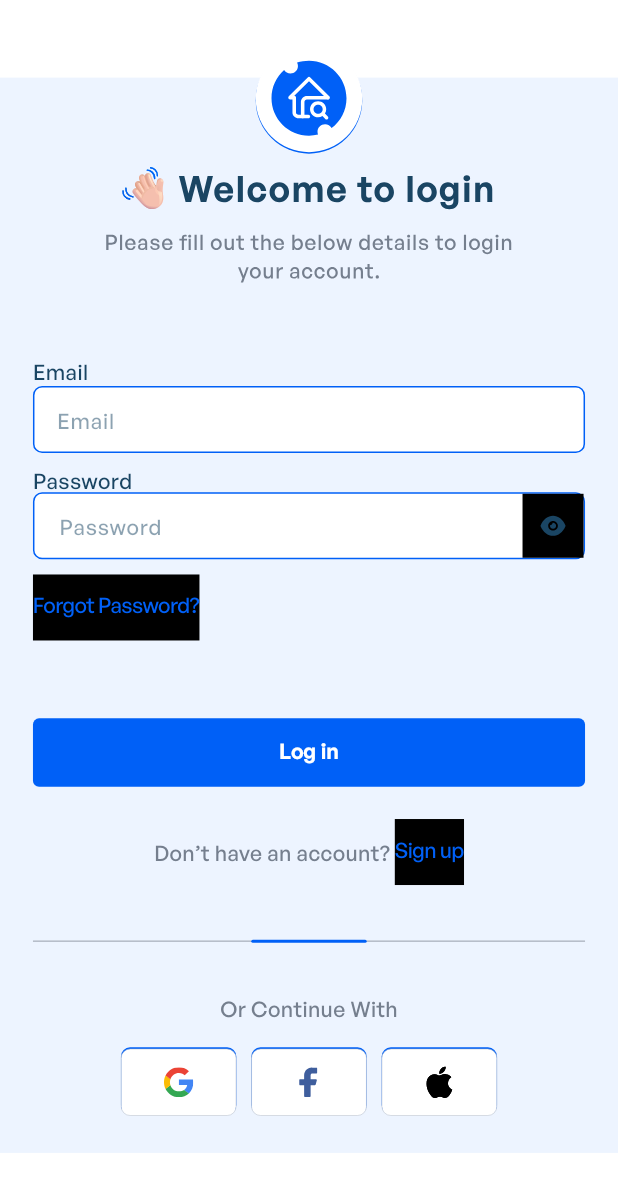
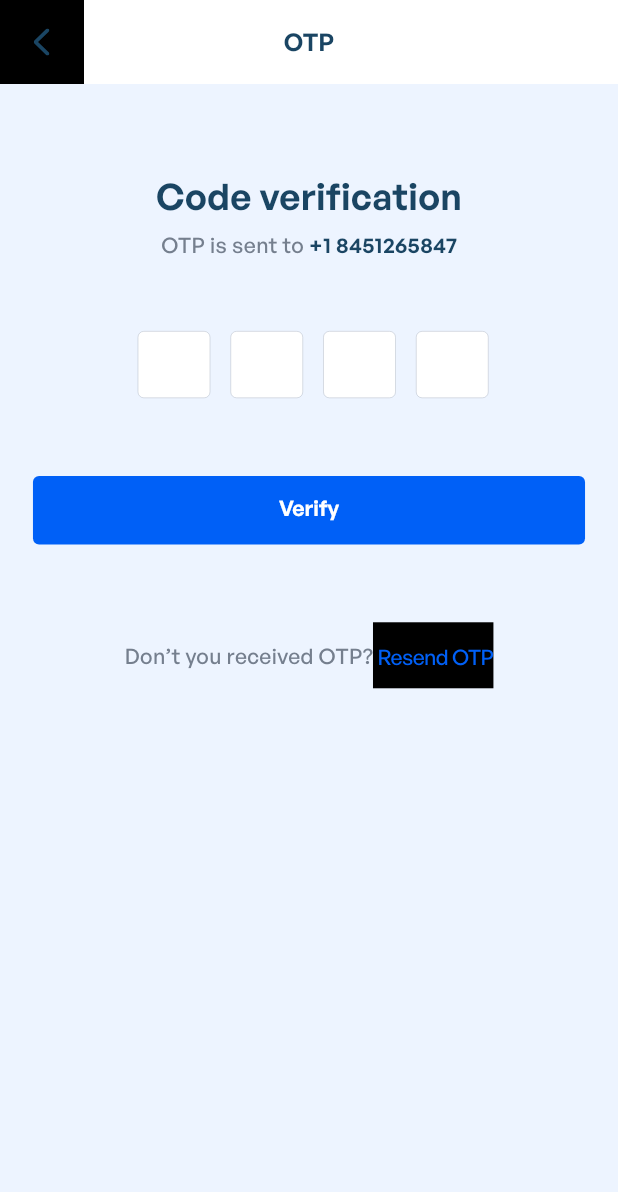
Before and after one commit to DamanSoftRadixx/Inspection-Doctor-Homeowner, a Flutter app: the LoginScreen screen opened by its route, after a tap on "Log in", on a phone screen of 412 x 824 dp. Shown: the top 1192 px of the screen. Run offline on Flutter 3.47's test engine with Material 2 defaults, Android fonts, the phone set to English and light mode, and no system bars; drawn by our look-alikes of pinput; our stand-ins replace cached_network_image, dropdown_button2, equatable, flutter_screenutil, flutter_svg, get and 3 more; accounts and stored records are empty.

Commit message:
otp done

```diff
--- a/lib/core/constants/app_strings.dart
+++ b/lib/core/constants/app_strings.dart
@@ -233,6 +233,30 @@ class AppStrings {
   static const alreadyAccount = "Already have an account! ";
   static const mailingAddress = "Mailing Address (Optional)";
   static const login = "Log in";
+
+  //OTP
+  static const otp = "OTP";
+  static const codeVerification = "Code verification";
+  static const oTPSent = "OTP is sent to";
+  static const verify = "Verify";
+  static const expiresIn = "Expires in";
+  static const dontYouReceivedOTP = "Don’t you received OTP?";
+  static const resendOTP = "Resend OTP";
+
+  //Forgot
+  static const forgot = "Forgot";
+  static const sendlink = "Send link";
+  static const dontYouReceivedLink = "Don’t you received link?";
+  static const resendlink = "Resend link";
+  static const donworryItOccurs = "Don’t worry! It occurs";
+  static const forgetPleaseEnterEmail =
+      "Please enter email address linked with your account and we will send a link.";
+  //Reset
+  static const resetcreatePassword = "Create new password";
+  static const resetNewPasswordMustUnique =
+      "Your new password must be unique from those previously used.";
+  static const resetNewPassword = "New password";
+  static const resetConfirmPassword = "Confirm password";
 }
 
 class GetArgumentConstants {
--- a/lib/core/routes/routes.dart
+++ b/lib/core/routes/routes.dart
@@ -2,6 +2,8 @@ import 'package:get/get.dart';
 import 'package:inspection_doctor_homeowner/core/constants/common_strings.dart';
 import 'package:inspection_doctor_homeowner/features/login_signup_process/login/binding/login_binding.dart';
 import 'package:inspection_doctor_homeowner/features/login_signup_process/login/screens/login_screen.dart';
+import 'package:inspection_doctor_homeowner/features/login_signup_process/otpVerify/binding/otp_verify_binding.dart';
+import 'package:inspection_doctor_homeowner/features/login_signup_process/otpVerify/screen/otp_verify.dart';
 import 'package:inspection_doctor_homeowner/features/login_signup_process/selectLanguage/binding/select_language_binding.dart';
 import 'package:inspection_doctor_homeowner/features/login_signup_process/selectLanguage/screens/select_language.dart';
 import 'package:inspection_doctor_homeowner/features/login_signup_process/signup/binding/signup_binding.dart';
@@ -70,4 +72,13 @@ List<GetPage> appPages() => [
         transitionDuration:
             const Duration(milliseconds: CommonStrings.transitionDuration),
       ),
+      GetPage(
+        name: Routes.otpVerifyScreen,
+        page: () => const OtpVerifyScreen(),
+        fullscreenDialog: true,
+        binding: OtpVerifyBinding(),
+        transition: CommonStrings.transition,
+        transitionDuration:
+            const Duration(milliseconds: CommonStrings.transitionDuration),
+      ),
     ];
--- a/lib/features/login_signup_process/login/screens/login_screen.dart
+++ b/lib/features/login_signup_process/login/screens/login_screen.dart
@@ -23,6 +23,7 @@ class LoginScreen extends GetView<LoginController> {
       backgroundColor: lightColorPalette.whiteColorPrimary.shade900,
       body: SafeArea(
         bottom: false,
+        child: SingleChildScrollView(
           child: Column(
             children: [
               Container(height: 30.h),
@@ -32,7 +33,7 @@ class LoginScreen extends GetView<LoginController> {
                       color: lightColorPalette.backgroundColor,
                       margin: EdgeInsets.only(top: 21.h),
                       padding: EdgeInsets.symmetric(horizontal: 20.w),
-                    height: 0.870.sh,
+                      height: 0.9.sh,
                       width: 1.sw,
                       child: Column(
                         mainAxisSize: MainAxisSize.max,
@@ -49,8 +50,9 @@ class LoginScreen extends GetView<LoginController> {
                                 left: 20.w,
                                 right: 20.w,
                                 top: 20.h,
-                                bottom: 29.h),
-                            shwoDriver(),
+                                bottom: 29.h,
+                              ),
+                              showDivider(),
                               showOtherLoginOption(),
                             ],
                           )
@@ -60,6 +62,7 @@ class LoginScreen extends GetView<LoginController> {
                 ],
               ),
             ],
+          ),
         ),
       ),
     );
@@ -152,7 +155,7 @@ class LoginScreen extends GetView<LoginController> {
     );
   }
 
-  Stack shwoDriver() {
+  Stack showDivider() {
     return Stack(
       alignment: Alignment.center,
       children: [
@@ -219,7 +222,10 @@ class LoginScreen extends GetView<LoginController> {
 
   CommonButton showLoginButton() {
     return CommonButton(
-        commonButtonBottonText: AppStrings.login.tr, onPress: () {});
+        commonButtonBottonText: AppStrings.login.tr,
+        onPress: () {
+          Get.toNamed(Routes.otpVerifyScreen);
+        });
   }
 
   Row showSignupButton() {
@@ -233,7 +239,7 @@ class LoginScreen extends GetView<LoginController> {
           text: AppStrings.dontHaveAccount.tr,
         ),
         CustomInkwell(
-          padding: EdgeInsets.zero,
+          padding: EdgeInsets.only(top: 5.h),
           onTap: () {
             dismissKeyboard();
             Get.toNamed(Routes.signupScreen);
--- /dev/null
+++ b/lib/features/login_signup_process/otpVerify/binding/otp_verify_binding.dart
@@ -0,0 +1,9 @@
+import 'package:get/get.dart';
+import 'package:inspection_doctor_homeowner/features/login_signup_process/otpVerify/controller/otp_verify_controller.dart';
+
+class OtpVerifyBinding implements Bindings {
+  @override
+  void dependencies() {
+    Get.lazyPut<OtpVerifyController>(() => OtpVerifyController());
+  }
+}
--- /dev/null
+++ b/lib/features/login_signup_process/otpVerify/controller copy/otp_verify_controller.dart
@@ -0,0 +1,7 @@
+import 'package:get/get.dart';
+
+class OtpVerifyController extends GetxController {
+  RxString verifyCode = "".obs;
+  RxBool isSubmitVisible = false.obs;
+  RxBool isNeedResendOTP = false.obs;
+}
--- /dev/null
+++ b/lib/features/login_signup_process/otpVerify/controller/otp_verify_controller.dart
@@ -0,0 +1,7 @@
+import 'package:get/get.dart';
+
+class OtpVerifyController extends GetxController {
+  RxString verifyCode = "".obs;
+  RxBool isSubmitVisible = false.obs;
+  RxBool isNeedResendOTP = false.obs;
+}
--- /dev/null
+++ b/lib/features/login_signup_process/otpVerify/screen/otp_verify.dart
@@ -0,0 +1,170 @@
+import 'package:flutter/material.dart';
+import 'package:flutter_screenutil/flutter_screenutil.dart';
+import 'package:get/get.dart';
+import 'package:inspection_doctor_homeowner/core/common_functionality/dismiss_keyboard.dart';
+import 'package:inspection_doctor_homeowner/core/common_ui/app_text_widget.dart';
+import 'package:inspection_doctor_homeowner/core/common_ui/asset.dart';
+import 'package:inspection_doctor_homeowner/core/common_ui/common_appbar.dart';
+import 'package:inspection_doctor_homeowner/core/common_ui/common_button.dart';
+import 'package:inspection_doctor_homeowner/core/common_ui/common_image_widget.dart';
+import 'package:inspection_doctor_homeowner/core/common_ui/custom_icon_button.dart';
+import 'package:inspection_doctor_homeowner/core/constants/app_strings.dart';
+import 'package:inspection_doctor_homeowner/core/routes/routes.dart';
+import 'package:inspection_doctor_homeowner/core/theme/app_color_palette.dart';
+import 'package:inspection_doctor_homeowner/core/utils/image_resources.dart';
+import 'package:inspection_doctor_homeowner/features/login_signup_process/otpVerify/controller/otp_verify_controller.dart';
+import 'package:pinput/pinput.dart';
+
+class OtpVerifyScreen extends GetView<OtpVerifyController> {
+  const OtpVerifyScreen({Key? key}) : super(key: key);
+
+  @override
+  Widget build(BuildContext context) {
+    return Scaffold(
+      backgroundColor: lightColorPalette.backgroundColor,
+      appBar: showAppBar(),
+      body: SafeArea(
+        child: Column(
+          children: [
+            showHeadingText(),
+            showPinView(),
+            showVerifyButton(),
+            showResendOTP()
+          ],
+        ),
+      ),
+    );
+  }
+
+  showResendOTP() {
+    return Row(
+      mainAxisAlignment: MainAxisAlignment.center,
+      crossAxisAlignment: CrossAxisAlignment.center,
+      children: [
+        AppTextWidget(
+          style:
+              CustomTextTheme.normalText(color: lightColorPalette.primaryGrey),
+          text: controller.isNeedResendOTP.value
+              ? AppStrings.expiresIn.tr
+              : AppStrings.dontYouReceivedOTP.tr,
+        ),
+        CustomInkwell(
+          padding: EdgeInsets.only(top: 5.h, left: 3.w),
+          onTap: () {
+            dismissKeyboard();
+            Get.toNamed(Routes.signupScreen);
+          },
+          child: AppTextWidget(
+            style: CustomTextTheme.normalText(
+                color: lightColorPalette.primaryBlue),
+            text: controller.isNeedResendOTP.value
+                ? "02:05"
+                : AppStrings.resendOTP.tr,
+          ),
+        ),
+      ],
+    ).paddingOnly(top: 50.h);
+  }
+
+  showVerifyButton() {
+    return CommonButton(
+            commonButtonBottonText: AppStrings.verify.tr, onPress: () {})
+        .paddingOnly(left: 20.w, right: 20.w, top: 50.h);
+  }
+
+  showPinView() {
+    return Pinput(
+      defaultPinTheme: defaultPinTheme,
+      focusedPinTheme: focusedPinTheme,
+      submittedPinTheme: submittedPinTheme,
+      showCursor: true,
+      onCompleted: (pin) {
+        controller.verifyCode.value = pin;
+        controller.isSubmitVisible.value = true;
+      },
+      onChanged: (text) {
+        if (text.length < 4) {
+          controller.isSubmitVisible.value = false;
+        }
+      },
+    ).paddingOnly(top: 50.h);
+  }
+
+  AppBar showAppBar() {
+    return commonAppBar(
+        title: AppStrings.otp.tr,
+        leading: CustomInkwell(
+            onTap: () {
+              Get.back();
+            },
+            child: AssetWidget(
+              asset: Asset(type: AssetType.svg, path: ImageResource.backArrow),
+              boxFit: BoxFit.fitWidth,
+            )));
+  }
+
+  Column showHeadingText() {
+    return Column(
+      children: [
+        Center(
+          child: AppTextWidget(
+            text: AppStrings.codeVerification.tr,
+            style: CustomTextTheme.heading1(
+              color: lightColorPalette.primaryDarkblue,
+            ),
+          ),
+        ).paddingOnly(top: 57.h, bottom: 10.h),
+        Row(
+          mainAxisAlignment: MainAxisAlignment.center,
+          children: [
+            AppTextWidget(
+              textAlign: TextAlign.center,
+              text: AppStrings.oTPSent.tr,
+              style: CustomTextTheme.normalText(
+                color: lightColorPalette.primaryGrey,
+              ),
+            ),
+            AppTextWidget(
+              textAlign: TextAlign.center,
+              text: " +1 8451265847",
+              style: CustomTextTheme.categoryText(
+                color: lightColorPalette.primaryDarkblue,
+              ),
+            )
+          ],
+        ),
+      ],
+    );
+  }
+}
+
+final defaultPinTheme = PinTheme(
+  width: 44.w,
+  height: 44.h,
+  margin: EdgeInsets.only(left: 5.w),
+  textStyle: CustomTextTheme.heading2(color: lightColorPalette.primaryDarkblue),
+  decoration: BoxDecoration(
+    color: lightColorPalette.whiteColorPrimary.shade900,
+    border: Border.all(color: lightColorPalette.stroke, width: 0.3.w),
+    borderRadius: BorderRadius.circular(4.r),
+  ),
+);
+
+final focusedPinTheme = defaultPinTheme.copyDecorationWith(
+  color: lightColorPalette.whiteColorPrimary.shade900,
+  boxShadow: [
+    BoxShadow(
+      blurRadius: 14,
+      color: lightColorPalette.primaryBlue.withOpacity(0.25),
+      offset: const Offset(0, 6),
+      spreadRadius: 0,
+    ),
+  ],
+  border: Border.all(color: lightColorPalette.primaryBlue, width: 1.w),
+  borderRadius: BorderRadius.circular(4.r),
+);
+
+final submittedPinTheme = defaultPinTheme.copyWith(
+  decoration: defaultPinTheme.decoration
+      ?.copyWith(color: lightColorPalette.backgroundColor),
+);
--- a/lib/features/login_signup_process/signup/screens/signup_screen.dart
+++ b/lib/features/login_signup_process/signup/screens/signup_screen.dart
@@ -25,7 +25,9 @@ class SignupScreen extends GetView<SignupController> {
       appBar: commonAppBar(
           title: AppStrings.signup.tr,
           leading: CustomInkwell(
-              onTap: () {},
+              onTap: () {
+                Get.back();
+              },
               child: AssetWidget(
                 asset:
                     Asset(type: AssetType.svg, path: ImageResource.backArrow),
@@ -49,8 +51,8 @@ class SignupScreen extends GetView<SignupController> {
                       showStreetField().paddingOnly(bottom: 11.h),
                       showCityField().paddingOnly(bottom: 11.h),
                       showStateField().paddingOnly(bottom: 11.h),
-                      showZipCodeField().paddingOnly(bottom: 11.h),
-                      showLoginButton().paddingOnly(top: 50.h),
+                      showZipCodeField(),
+                      showLoginButton().paddingOnly(top: 40.h),
                       showLoginOption().paddingOnly(top: 30.h, bottom: 39.h)
                     ],
                   ).paddingSymmetric(horizontal: 20.w),
@@ -84,7 +86,7 @@ class SignupScreen extends GetView<SignupController> {
           text: AppStrings.alreadyAccount.tr,
         ),
         CustomInkwell(
-          padding: EdgeInsets.zero,
+          padding: EdgeInsets.only(top: 5.h),
           onTap: () {
             dismissKeyboard();
             Get.toNamed(Routes.signupScreen);
--- a/pubspec.yaml
+++ b/pubspec.yaml
@@ -49,6 +49,7 @@ dependencies:
   flutter_svg: ^2.0.7
   pull_to_refresh: ^2.0.0
   cached_network_image: ^3.2.3
+  pinput: ^2.2.31
 
 dev_dependencies:
   flutter_test:
```
Also changed, not shown: pubspec.lock, 5 other files. Lines whose indentation alone changed are shown as unchanged.
